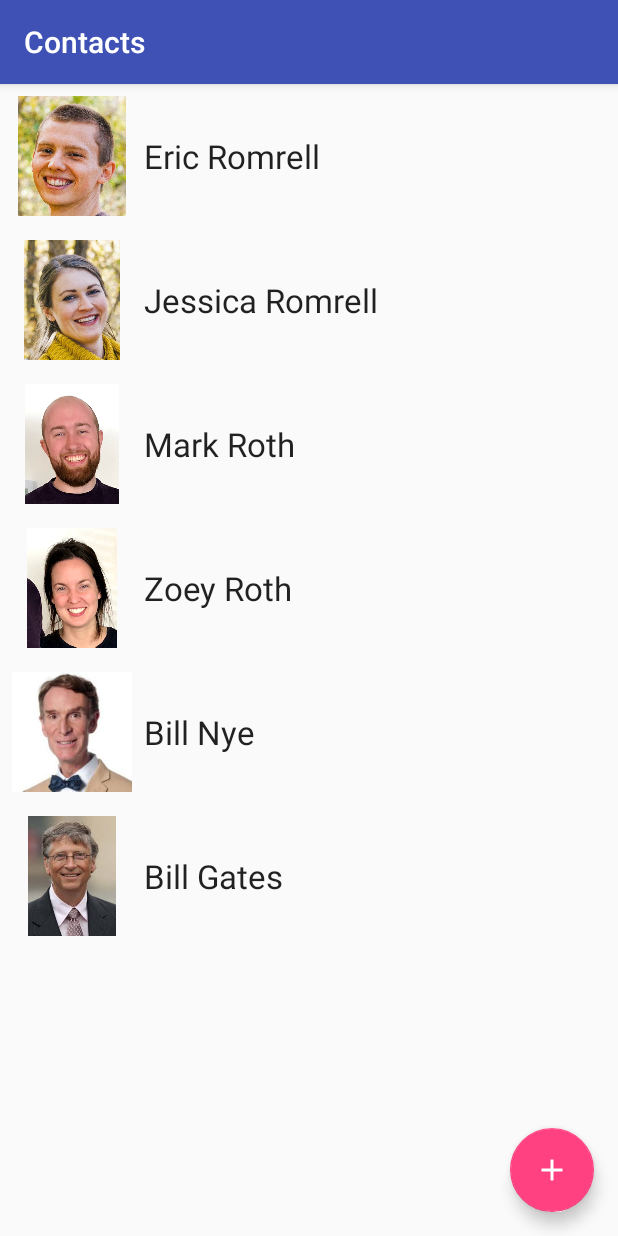
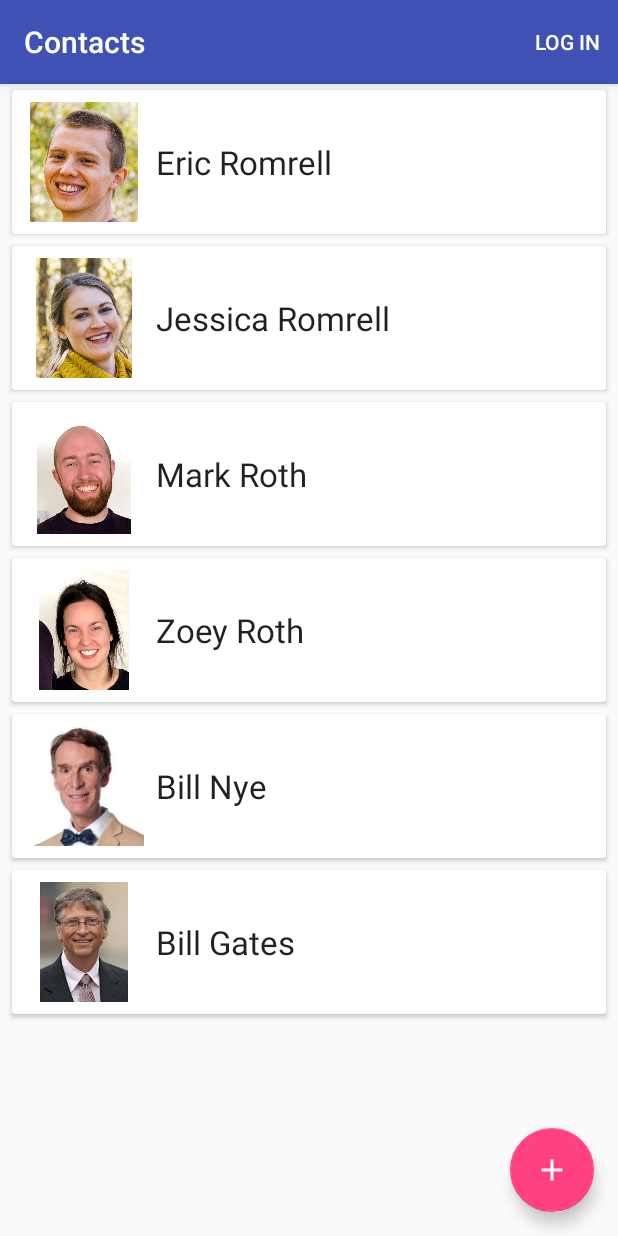
Before and after one commit to romrell4/is590-contacts-android, an Android app: the screen it shows after launch (MainActivity), on a phone screen of 412 x 824 dp. Run offline under Robolectric (Android 15) with nearby library versions, the phone set to English and light mode, and no system bars.

```diff
--- a/app/build.gradle
+++ b/app/build.gradle
@@ -32,4 +32,6 @@ dependencies {
     androidTestImplementation 'com.android.support.test.espresso:espresso-core:3.0.1'
     implementation 'com.android.support:recyclerview-v7:26.1.0'
     implementation 'com.android.support:design:26.1.0'
+    implementation 'com.google.android.gms:play-services-auth:11.8.0'
+    implementation 'com.android.support:cardview-v7:26.1.0'
 }
--- a/app/src/main/java/com/example/romrell4/contacts/controller/MainActivity.kt
+++ b/app/src/main/java/com/example/romrell4/contacts/controller/MainActivity.kt
@@ -5,15 +5,21 @@ import android.os.Bundle
 import android.support.v7.app.AppCompatActivity
 import android.support.v7.widget.LinearLayoutManager
 import android.support.v7.widget.RecyclerView
-import android.view.LayoutInflater
-import android.view.View
-import android.view.ViewGroup
+import android.util.Log
+import android.view.*
 import android.widget.ImageView
 import android.widget.TextView
 import android.widget.Toast
 import com.example.romrell4.contacts.R
 import com.example.romrell4.contacts.model.Contact
+import com.google.android.gms.auth.api.signin.GoogleSignIn
+import com.google.android.gms.auth.api.signin.GoogleSignInAccount
+import com.google.android.gms.auth.api.signin.GoogleSignInClient
+import com.google.android.gms.auth.api.signin.GoogleSignInOptions
+import com.google.android.gms.common.api.ApiException
 import kotlinx.android.synthetic.main.activity_main.*
+
+private const val SIGN_IN_CODE = 1
 
 class MainActivity: AppCompatActivity() {
     private var contacts: List<Contact> = listOf(
@@ -24,6 +30,7 @@ class MainActivity: AppCompatActivity() {
             Contact("Bill Nye", R.drawable.bill_nye, "Unemployed", null, "bill_ney@thescienceguy.com", null, "Blair", null, "This is a biography that will hopefully take up a couple of lines..."),
             Contact("Bill Gates", R.drawable.bill_gates, "Microsoft", "CEO", "bill_gates@hotmail.com", null, "Melinda", "1835 73rd Ave NE, Medina, WA 98039", "This is a biography that will hopefully take up a couple of lines...")
     )
+    private lateinit var signInClient: GoogleSignInClient
 
     override fun onCreate(savedInstanceState: Bundle?) {
         super.onCreate(savedInstanceState)
@@ -35,6 +42,38 @@ class MainActivity: AppCompatActivity() {
 
         recyclerView.layoutManager = LinearLayoutManager(this)
         recyclerView.adapter = ContactsAdapter()
+
+        //Login config
+        signInClient = GoogleSignIn.getClient(this, GoogleSignInOptions.Builder(GoogleSignInOptions.DEFAULT_SIGN_IN).requestEmail().build())
+    }
+
+    override fun onCreateOptionsMenu(menu: Menu?): Boolean {
+        menuInflater.inflate(R.menu.login_menu, menu)
+        //Hide either the log in or log out item
+        menu?.getItem(if (GoogleSignIn.getLastSignedInAccount(this) == null) 1 else 0)?.isVisible = false
+        return true
+    }
+
+    override fun onOptionsItemSelected(item: MenuItem?) = when(item?.itemId) {
+        R.id.login -> {
+            startActivityForResult(signInClient.signInIntent, SIGN_IN_CODE)
+            true
+        }
+        R.id.logout -> {
+            signInClient.signOut().addOnCompleteListener { invalidateOptionsMenu() }
+            true
+        }
+        else -> super.onOptionsItemSelected(item)
+    }
+
+    override fun onActivityResult(requestCode: Int, resultCode: Int, data: Intent?) {
+        super.onActivityResult(requestCode, resultCode, data)
+
+        when (requestCode) {
+            SIGN_IN_CODE -> {
+                invalidateOptionsMenu()
+            }
+        }
     }
 
     inner class ContactsAdapter: RecyclerView.Adapter<ContactsAdapter.ContactViewHolder>() {
@@ -58,7 +97,11 @@ class MainActivity: AppCompatActivity() {
                 imageView.setImageDrawable(resources.getDrawable(contact.imageRes ?: R.drawable.ic_person_black_24dp, null))
                 textView.text = contact.name
                 itemView.setOnClickListener {
-                    startActivity(Intent(this@MainActivity, ContactDetailActivity::class.java).putExtra(ContactDetailActivity.CONTACT, contact))
+                    if (GoogleSignIn.getLastSignedInAccount(this@MainActivity) != null) {
+                        startActivity(Intent(this@MainActivity, ContactDetailActivity::class.java).putExtra(ContactDetailActivity.CONTACT, contact))
+                    } else {
+                        Toast.makeText(this@MainActivity, "Please log in to view contact details", Toast.LENGTH_SHORT).show()
+                    }
                 }
             }
         }
--- a/app/src/main/res/layout/contact_row.xml
+++ b/app/src/main/res/layout/contact_row.xml
@@ -1,7 +1,18 @@
 <?xml version="1.0" encoding="utf-8"?>
-<android.support.constraint.ConstraintLayout xmlns:android="http://schemas.android.com/apk/res/android"
+<android.support.v7.widget.CardView
+	xmlns:android="http://schemas.android.com/apk/res/android"
 	xmlns:app="http://schemas.android.com/apk/res-auto"
 	xmlns:tools="http://schemas.android.com/tools"
+	android:layout_width="match_parent"
+	android:layout_height="wrap_content"
+	android:layout_marginStart="8dp"
+	android:layout_marginEnd="8dp"
+	android:layout_marginTop="4dp"
+	android:layout_marginBottom="4dp"
+	android:foreground="?android:selectableItemBackground"
+	>
+
+	<android.support.constraint.ConstraintLayout
 		android:layout_width="match_parent"
 		android:layout_height="wrap_content">
 
@@ -35,3 +46,4 @@
 			tools:text="Eric Romrell" />
 
 	</android.support.constraint.ConstraintLayout>
+</android.support.v7.widget.CardView>
--- /dev/null
+++ b/app/src/main/res/menu/login_menu.xml
@@ -0,0 +1,10 @@
+<?xml version="1.0" encoding="utf-8"?>
+<menu xmlns:android="http://schemas.android.com/apk/res/android"
+	  xmlns:app="http://schemas.android.com/apk/res-auto">
+	<item android:id="@+id/login"
+		  android:title="@string/log_in"
+		  app:showAsAction="ifRoom" />
+	<item android:id="@+id/logout"
+		  android:title="@string/log_out"
+		  app:showAsAction="ifRoom" />
+</menu>
--- a/app/src/main/res/values/strings.xml
+++ b/app/src/main/res/values/strings.xml
@@ -2,4 +2,6 @@
 	<string name="app_name">Contacts</string>
 	<string name="photo">Photo</string>
 	<string name="bioHeader">Bio</string>
+	<string name="log_in">Log In</string>
+	<string name="log_out">Log Out</string>
 </resources>
```
Also changed, not shown: app/src/main/res/layout/activity_contact_detail.xml (+29 -6 lines), app/src/main/res/layout/contact_detail_editable_row.xml (added, +33 -0 lines). Lines whose indentation alone changed are shown as unchanged.
